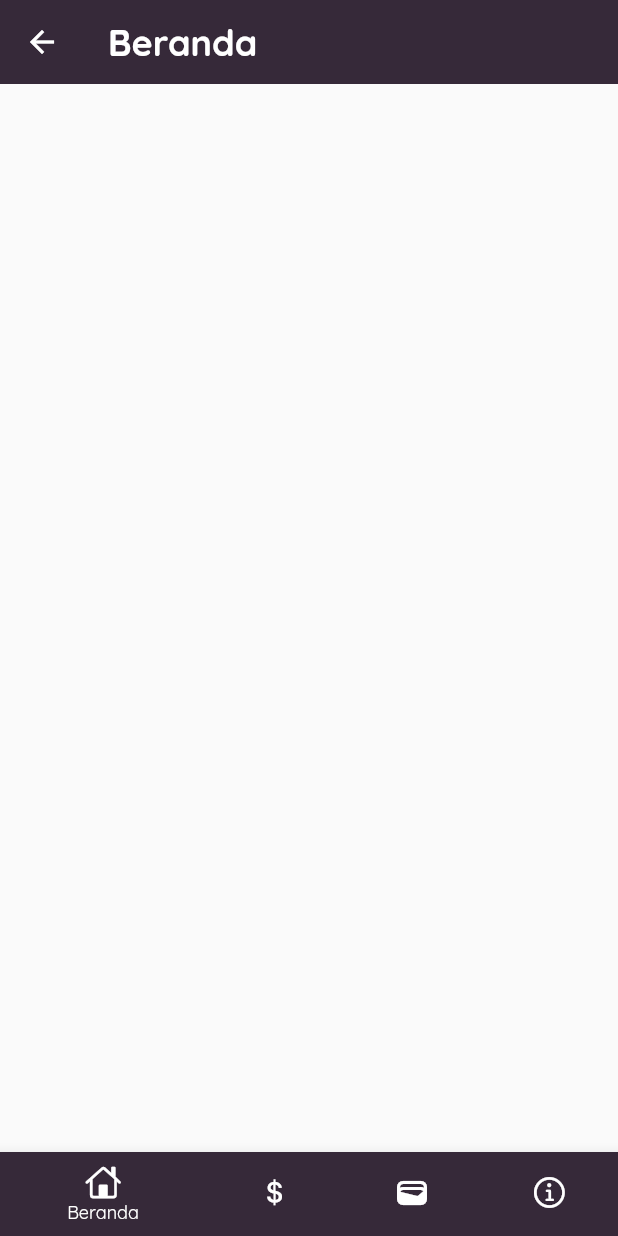
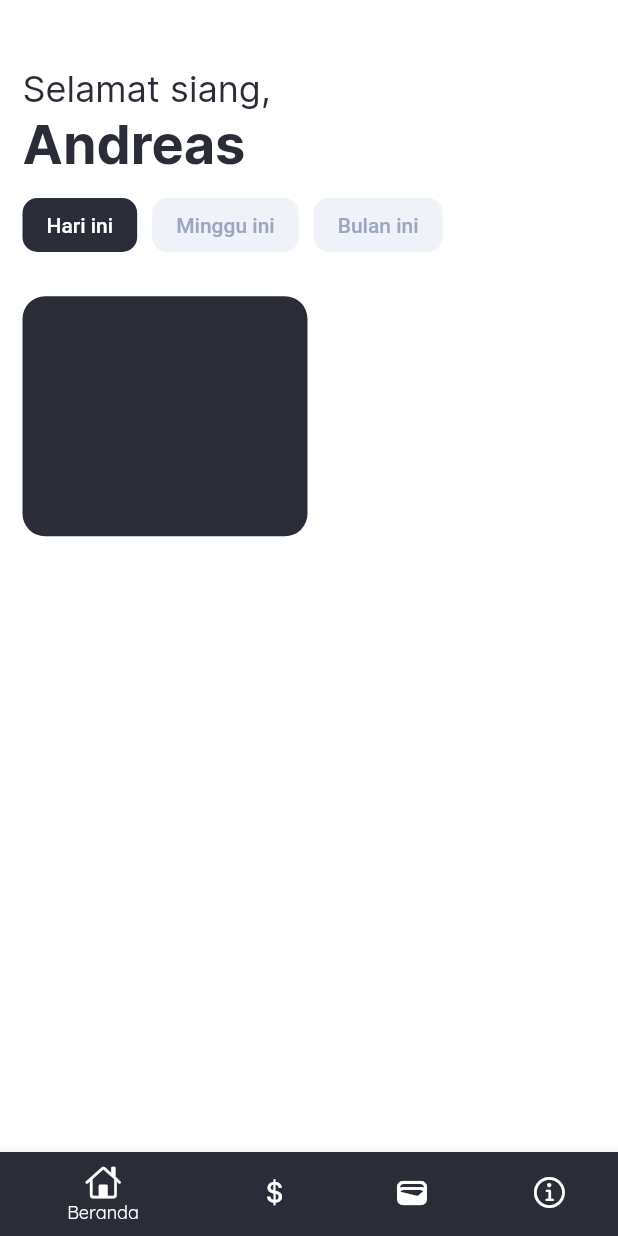
Before and after one commit to andrr64/KeuanganKu, a Flutter app: the MainPage screen opened by its route, on a phone screen of 412 x 824 dp. Run offline on Flutter 3.47's test engine with Material 2 defaults, Android fonts, the light colour scheme and no system bars; our stand-ins replace smooth_page_indicator; Roboto replaces fonts that are missing (QuickSand_Bold).

Commit message:
memperbaharui desain "beranda"

```diff
--- a/keuanganku/lib/pages/mainpage/beranda/beranda.dart
+++ b/keuanganku/lib/pages/mainpage/beranda/beranda.dart
@@ -1,4 +1,6 @@
 import 'package:flutter/material.dart';
+import 'package:flutter/services.dart';
+import 'package:keuanganku/pages/mainpage/beranda/warna.dart';
 import 'package:keuanganku/pages/warna_aplikasi.dart';
 
 class HalamanBeranda extends StatefulWidget {
@@ -9,15 +11,160 @@ class HalamanBeranda extends StatefulWidget {
 }
 
 class _HalamanBerandaState extends State<HalamanBeranda> {
+  List<bool> buttonBoolean = [true, false, false];
+  static const _SystemUiConfig = SystemUiOverlayStyle(
+      statusBarColor: Colors.transparent,
+      statusBarIconBrightness: Brightness.dark);
+
+  void _onButtonChange(int index) {
+    setState(() {
+      buttonBoolean = [false, false, false];
+      buttonBoolean[index] = true;
+    });
+  }
+
+  late String _userName;
+  late String _ucapanWelcome;
+
+  @override
+  void initState() {
+    super.initState();
+    _userName = "Andreas";
+    _ucapanWelcome = "Selamat siang,";
+  }
+
   @override
   Widget build(BuildContext context) {
     return Scaffold(
-      appBar: AppBar(
-        backgroundColor: Warna.warna_primer,
-        title: const Text(
-          "Beranda",
-          style: TextStyle(
-              color: Colors.white, fontSize: 24, fontFamily: "QuickSand_Bold"),
+      backgroundColor: Colors.white,
+      body: Padding(
+        padding: const EdgeInsets.all(15),
+        child: Column(
+          mainAxisAlignment: MainAxisAlignment.start,
+          crossAxisAlignment: CrossAxisAlignment.start,
+          children: [
+            const SizedBox(
+              height: 30,
+            ),
+            SizedBox(
+              height: 80,
+              child: Column(
+                mainAxisAlignment: MainAxisAlignment.start,
+                crossAxisAlignment: CrossAxisAlignment.start,
+                children: [
+                  Text(
+                    _ucapanWelcome,
+                    style: const TextStyle(
+                        fontSize: 24,
+                        fontFamily: "Inter",
+                        color: Warna.warna_primer),
+                  ),
+                  Text(
+                    _userName,
+                    style: const TextStyle(
+                        fontSize: 36,
+                        fontFamily: "Inter_Bold",
+                        color: Warna.warna_primer),
+                  )
+                ],
+              ),
+            ),
+            Container(
+              height: 50,
+              child: Row(
+                children: [
+                  Padding(
+                    padding: const EdgeInsets.only(right: 10),
+                    child: ElevatedButton(
+                      onPressed: () => _onButtonChange(0),
+                      style: ElevatedButton.styleFrom(
+                        shadowColor: Colors.transparent,
+                        elevation: 0,
+                        shape: RoundedRectangleBorder(
+                            borderRadius: BorderRadius.circular(10)),
+                        backgroundColor: buttonBoolean[0]
+                            ? Warna.warna_primer
+                            : Local_Warna.warnaButtonUnselected,
+                      ),
+                      child: Text(
+                        "Hari ini",
+                        style: TextStyle(
+                            color: buttonBoolean[0]
+                                ? Colors.white
+                                : Local_Warna.warnaTextButtonUnselected),
+                      ),
+                    ),
+                  ),
+                  Padding(
+                    padding: const EdgeInsets.only(right: 10),
+                    child: ElevatedButton(
+                      onPressed: () => _onButtonChange(1),
+                      style: ElevatedButton.styleFrom(
+                        shadowColor: Colors.transparent,
+                        elevation: 0,
+                        shape: RoundedRectangleBorder(
+                            borderRadius: BorderRadius.circular(10)),
+                        backgroundColor: buttonBoolean[1]
+                            ? Warna.warna_primer
+                            : Local_Warna.warnaButtonUnselected,
+                      ),
+                      child: Text(
+                        "Minggu ini",
+                        style: TextStyle(
+                            color: buttonBoolean[1]
+                                ? Colors.white
+                                : Local_Warna.warnaTextButtonUnselected),
+                      ),
+                    ),
+                  ),
+                  Padding(
+                    padding: const EdgeInsets.only(right: 10),
+                    child: ElevatedButton(
+                      onPressed: () => _onButtonChange(2),
+                      style: ElevatedButton.styleFrom(
+                        shadowColor: Colors.transparent,
+                        elevation: 0,
+                        shape: RoundedRectangleBorder(
+                            borderRadius: BorderRadius.circular(10)),
+                        backgroundColor: buttonBoolean[2]
+                            ? Warna.warna_primer
+                            : Local_Warna.warnaButtonUnselected,
+                      ),
+                      child: Text(
+                        "Bulan ini",
+                        style: TextStyle(
+                            color: buttonBoolean[2]
+                                ? Colors.white
+                                : Local_Warna.warnaTextButtonUnselected),
+                      ),
+                    ),
+                  ),
+                ],
+              ),
+            ),
+            const SizedBox(
+              height: 15,
+            ),
+            Container(
+              height: 175,
+              child: SingleChildScrollView(
+                scrollDirection: Axis.horizontal,
+                child: Row(
+                  mainAxisAlignment: MainAxisAlignment.spaceEvenly,
+                  crossAxisAlignment: CrossAxisAlignment.center,
+                  children: [
+                    Container(
+                      height: 160,
+                      width: 190,
+                      decoration: const BoxDecoration(
+                          color: Warna.warna_primer,
+                          borderRadius: BorderRadius.all(Radius.circular(15))),
+                    ),
+                  ],
+                ),
+              ),
+            )
+          ],
         ),
       ),
     );
--- a/keuanganku/lib/pages/warna_aplikasi.dart
+++ b/keuanganku/lib/pages/warna_aplikasi.dart
@@ -2,7 +2,7 @@ import 'dart:ui';
 
 class Warna {
   // ignore: constant_identifier_names
-  static const warna_primer = Color(0xff362939);
+  static const warna_primer = Color(0xff2A2D37);
   // ignore: constant_identifier_names
   static const warna_primer_50 = Color(0xff846B88);
   // ignore: constant_identifier_names
```
